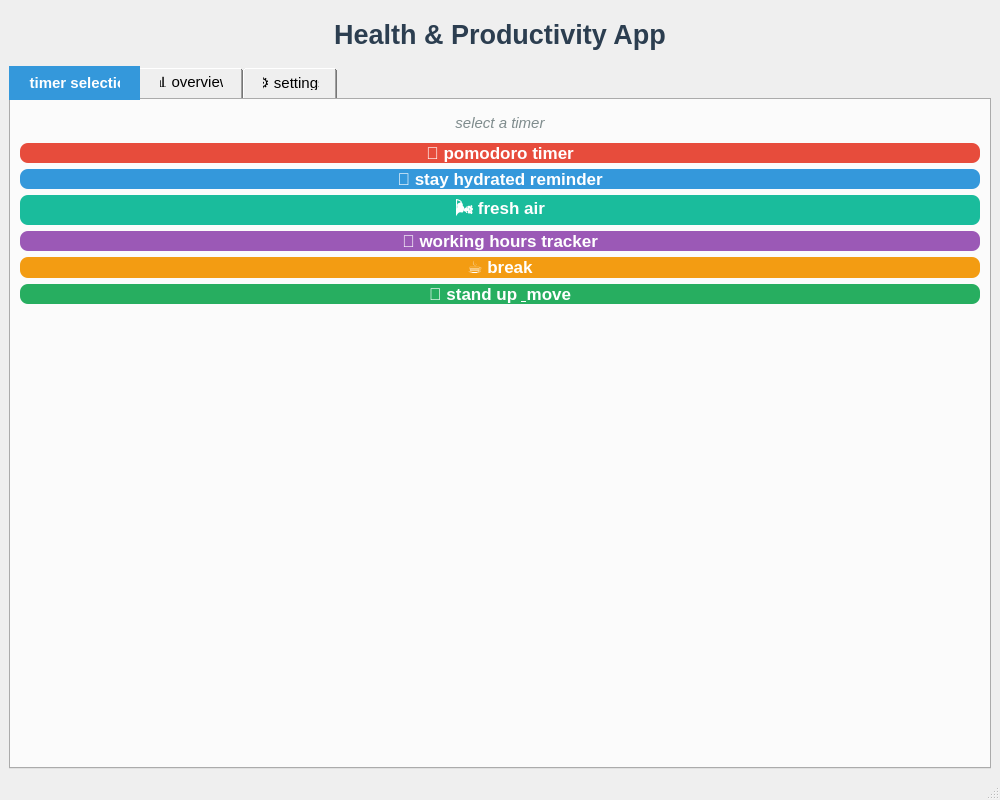
Before: the Qt Designer form ui/MainWindow.ui in AlexanderKaess/HealthAndProductivityAssistant, drawn with Qt 5.
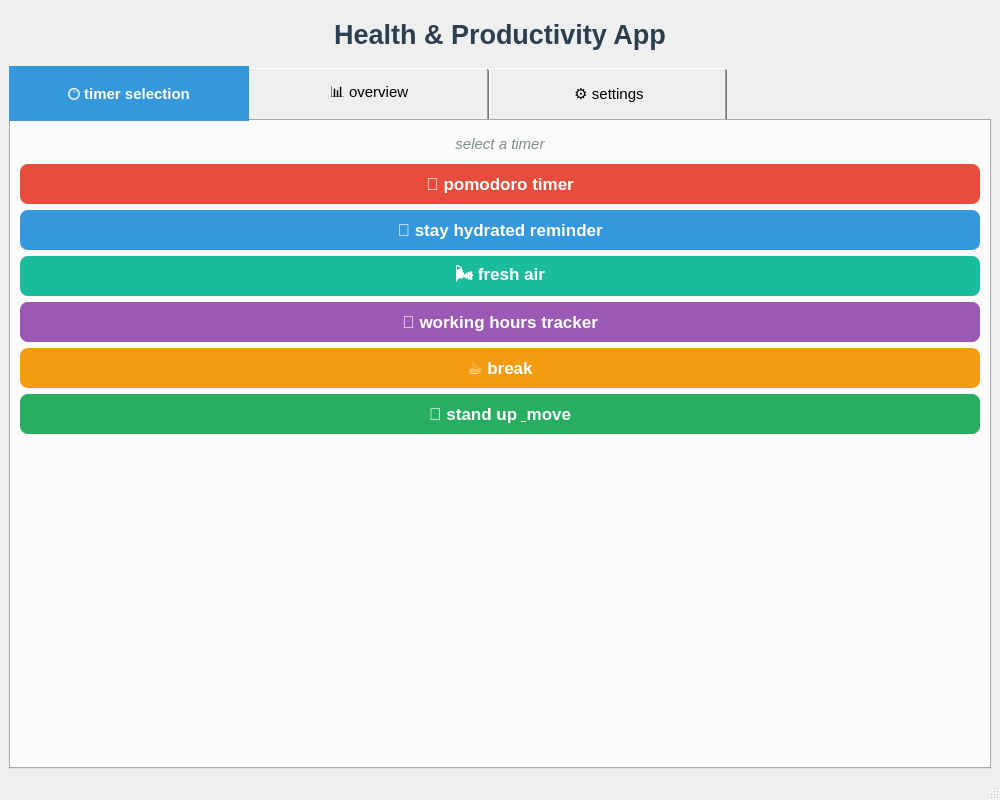
After: the same form once the commit is applied. The open tabs and pages were chosen to show the change.

Commit message: adjust heights of tabs and timer buttons

Diff of the .ui file:
```diff
--- a/ui/MainWindow.ui
+++ b/ui/MainWindow.ui
@@ -31,7 +31,7 @@
     <item>
      <widget class="QTabWidget" name="tabWidget">
       <property name="styleSheet">
-       <string>QTabBar::tab { padding: 10px 20px; font-size: 11pt; } QTabBar::tab:selected { background: #3498db; color: white; font-weight: bold; }</string>
+       <string notr="true">QTabBar::tab { padding: 10px 20px; width: 200; height: 35; font-size: 11pt; } QTabBar::tab:selected { background: #3498db; color: white; font-weight: bold; }</string>
       </property>
       <property name="currentIndex">
        <number>2</number>
@@ -57,7 +57,7 @@
         <item>
          <widget class="QPushButton" name="pomodoroPushButton">
           <property name="styleSheet">
-           <string>QPushButton { background-color: #e74c3c; color: white; font-size: 13pt; font-weight: bold; border-radius: 8px; } QPushButton:hover { background-color: #c0392b; }</string>
+           <string notr="true">QPushButton {height: 40; background-color: #e74c3c; color: white; font-size: 13pt; font-weight: bold; border-radius: 8px; } QPushButton:hover { background-color: #c0392b; }</string>
           </property>
           <property name="text">
            <string>🍅 pomodoro timer</string>
@@ -67,7 +67,7 @@
         <item>
          <widget class="QPushButton" name="stayHydratedPushButton">
           <property name="styleSheet">
-           <string>QPushButton { background-color: #3498db; color: white; font-size: 13pt; font-weight: bold; border-radius: 8px; } QPushButton:hover { background-color: #2980b9; }</string>
+           <string>QPushButton { height: 40; background-color: #3498db; color: white; font-size: 13pt; font-weight: bold; border-radius: 8px; } QPushButton:hover { background-color: #2980b9; }</string>
           </property>
           <property name="text">
            <string>💧 stay hydrated reminder</string>
@@ -77,7 +77,7 @@
         <item>
          <widget class="QPushButton" name="freshAirPushButton">
           <property name="styleSheet">
-           <string>QPushButton { background-color: #1abc9c; color: white; font-size: 13pt; font-weight: bold; border-radius: 8px; } QPushButton:hover { background-color: #16a085; }</string>
+           <string>QPushButton { height: 40; background-color: #1abc9c; color: white; font-size: 13pt; font-weight: bold; border-radius: 8px; } QPushButton:hover { background-color: #16a085; }</string>
           </property>
           <property name="text">
            <string>🌬️ fresh air</string>
@@ -93,7 +93,7 @@
            </sizepolicy>
           </property>
           <property name="styleSheet">
-           <string>QPushButton { background-color: #9b59b6; color: white; font-size: 13pt; font-weight: bold; border-radius: 8px; } QPushButton:hover { background-color: #8e44ad; }</string>
+           <string>QPushButton { height: 40; background-color: #9b59b6; color: white; font-size: 13pt; font-weight: bold; border-radius: 8px; } QPushButton:hover { background-color: #8e44ad; }</string>
           </property>
           <property name="text">
            <string>💼 working hours tracker</string>
@@ -103,7 +103,7 @@
         <item>
          <widget class="QPushButton" name="breakPushButton">
           <property name="styleSheet">
-           <string>QPushButton { background-color: #f39c12; color: white; font-size: 13pt; font-weight: bold; border-radius: 8px; } QPushButton:hover { background-color: #e67e22; }</string>
+           <string>QPushButton { height: 40; background-color: #f39c12; color: white; font-size: 13pt; font-weight: bold; border-radius: 8px; } QPushButton:hover { background-color: #e67e22; }</string>
           </property>
           <property name="text">
            <string>☕ break</string>
@@ -113,7 +113,7 @@
         <item>
          <widget class="QPushButton" name="movementPushButton">
           <property name="styleSheet">
-           <string>QPushButton { background-color: #27ae60; color: white; font-size: 13pt; font-weight: bold; border-radius: 8px; } QPushButton:hover { background-color: #229954; }</string>
+           <string>QPushButton { height: 40; background-color: #27ae60; color: white; font-size: 13pt; font-weight: bold; border-radius: 8px; } QPushButton:hover { background-color: #229954; }</string>
           </property>
           <property name="text">
            <string>🚶 stand up &amp; move</string>
```
Left out of the diff: 2 changed lines with no effect on the pictures.
